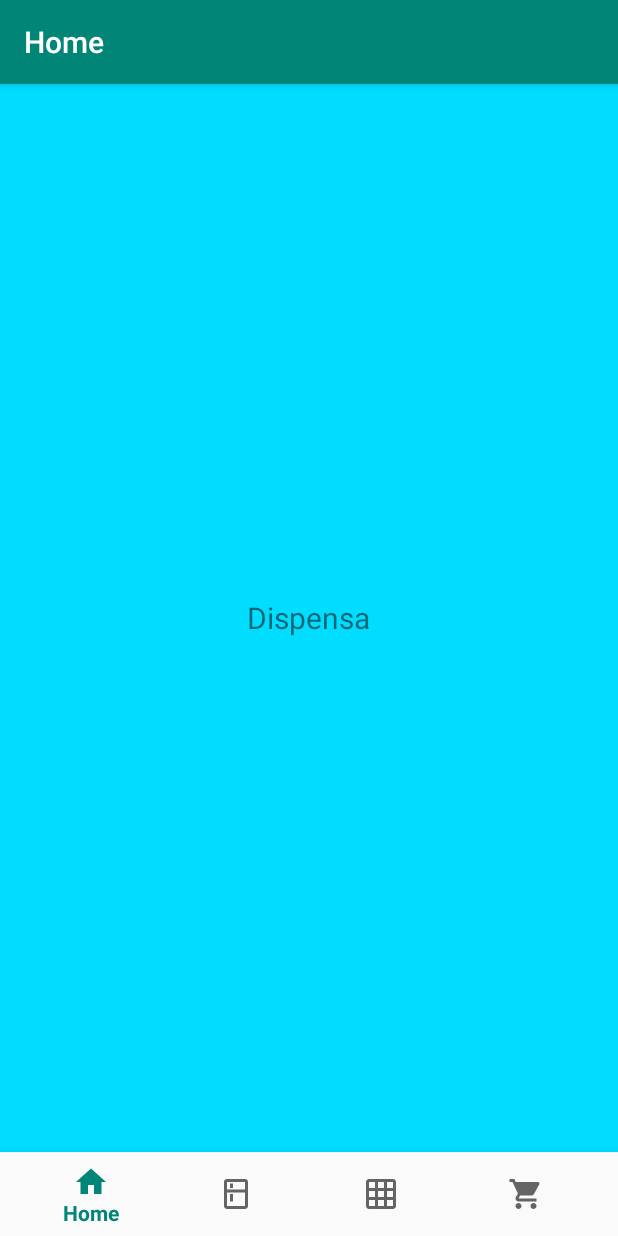
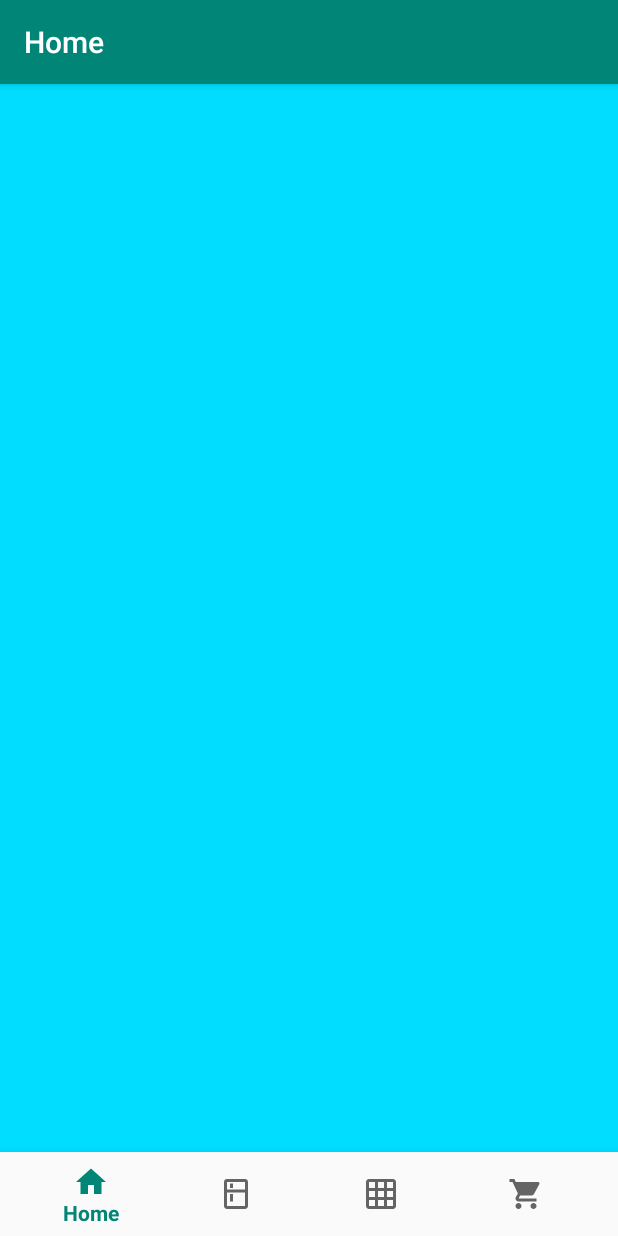
Before and after one commit to CarloDnt/Progetto, an Android app: the fragment DispensaFragment placed in its activity, on a phone screen of 412 x 824 dp. Run offline under Robolectric (Android 15) with nearby library versions, the light colour scheme and no system bars.

Commit message:
Dispensa layout

```diff
--- a/app/src/main/res/layout/fragment_dispensa.xml
+++ b/app/src/main/res/layout/fragment_dispensa.xml
@@ -1,16 +1,7 @@
 <?xml version="1.0" encoding="utf-8"?>
-<RelativeLayout xmlns:android="http://schemas.android.com/apk/res/android"
+<androidx.constraintlayout.widget.ConstraintLayout xmlns:android="http://schemas.android.com/apk/res/android"
     android:orientation="vertical"
     android:layout_width="match_parent"
     android:layout_height="match_parent"
     android:background="@android:color/holo_blue_bright"
-    >
-
-    <TextView
-        android:layout_width="wrap_content"
-        android:layout_height="wrap_content"
-        android:text="Dispensa"
-        android:textSize="20dp"
-        android:layout_centerInParent="true"
-        />
-</RelativeLayout>
+    />
```
